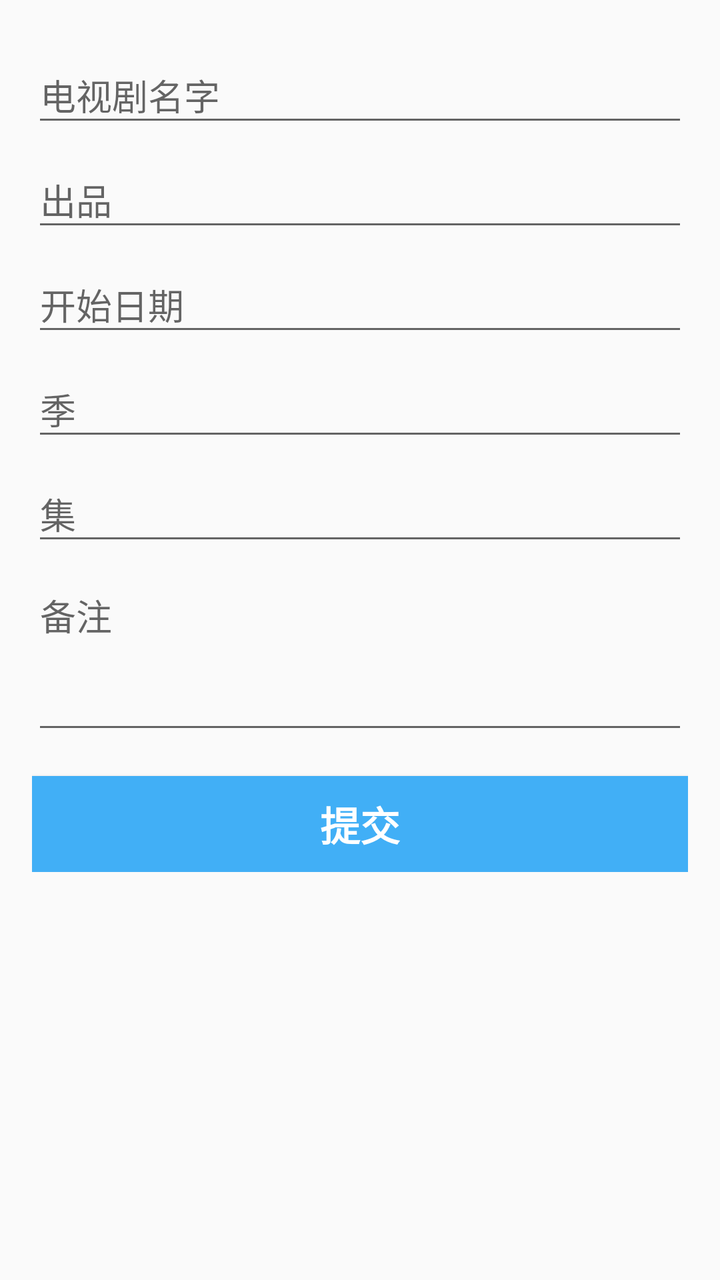
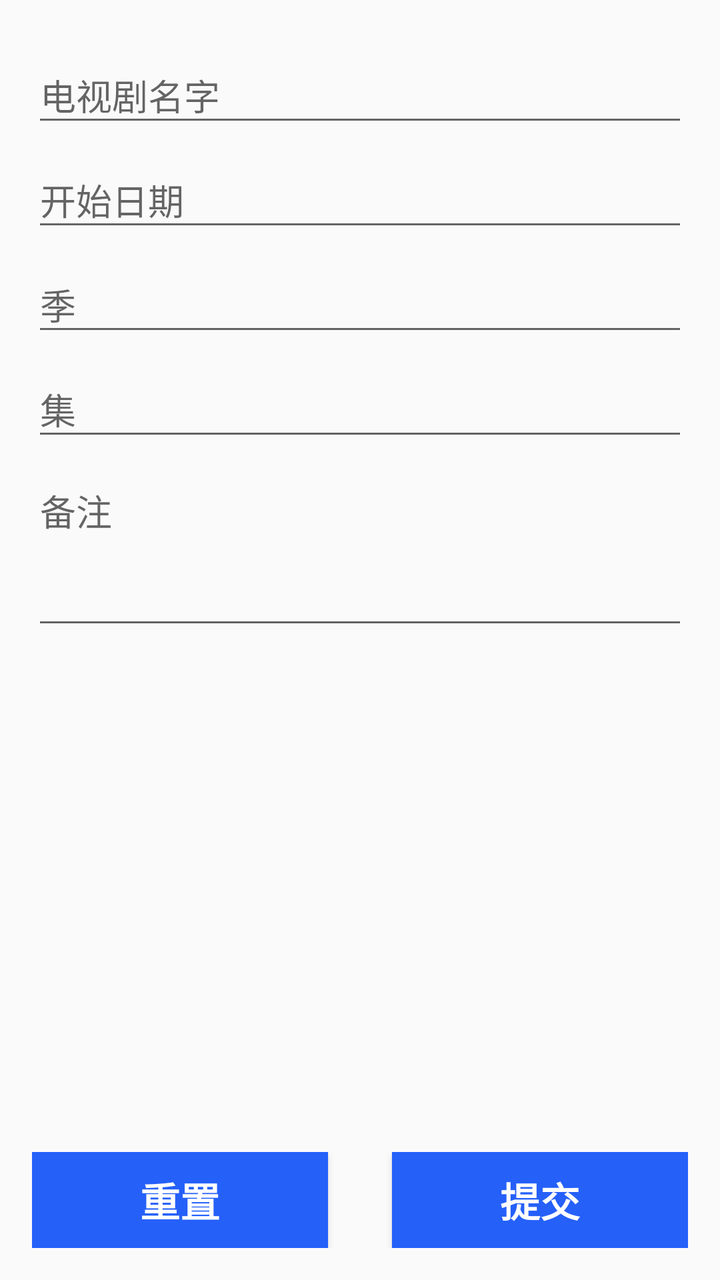

Two renders of the same Android screen: before a commit and after it. Below are the layout's source before the change and the commit's diff.
<!-- AndroidManifest.xml: application theme AppTheme -->
<!-- res/layout/content_show_info.xml -->
<?xml version="1.0" encoding="utf-8"?>
<android.support.constraint.ConstraintLayout
    xmlns:android="http://schemas.android.com/apk/res/android"
    xmlns:app="http://schemas.android.com/apk/res-auto"
    xmlns:tools="http://schemas.android.com/tools"
    android:layout_width="match_parent"
    android:layout_height="match_parent"
    android:paddingBottom="@dimen/activity_vertical_margin"
    android:paddingLeft="@dimen/activity_horizontal_margin"
    android:paddingRight="@dimen/activity_horizontal_margin"
    android:paddingTop="@dimen/activity_vertical_margin"
    app:layout_behavior="@string/appbar_scrolling_view_behavior"
    tools:context="cn.sixlab.app.mineapps.activity.ShowInfoActivity"
    tools:showIn="@layout/activity_show_info">

    <ScrollView
        android:layout_width="match_parent"
        android:layout_height="match_parent">
        <LinearLayout
            android:layout_width="match_parent"
            android:layout_height="wrap_content"
            android:orientation="vertical">

            <android.support.design.widget.TextInputLayout
                android:layout_width="match_parent"
                android:layout_height="wrap_content">

                <EditText
                    android:id="@+id/text_show_name"
                    android:layout_width="match_parent"
                    android:layout_height="wrap_content"
                    android:hint="@string/prompt_show_name"
                    android:inputType="text"
                    android:maxLines="1"
                    android:singleLine="true"/>
            </android.support.design.widget.TextInputLayout>

            <android.support.design.widget.TextInputLayout
                android:layout_width="match_parent"
                android:layout_height="wrap_content">
                <EditText
                    android:id="@+id/text_tv"
                    android:layout_width="match_parent"
                    android:layout_height="wrap_content"
                    android:hint="@string/prompt_tv"
                    android:inputType="number"
                    android:maxLines="1"
                    android:singleLine="true"/>
            </android.support.design.widget.TextInputLayout>

            <android.support.design.widget.TextInputLayout
                android:layout_width="match_parent"
                android:layout_height="wrap_content">
                <EditText
                    android:id="@+id/text_begin_date"
                    android:layout_width="match_parent"
                    android:layout_height="wrap_content"
                    android:hint="@string/prompt_begin_date"
                    android:inputType="date"
                    android:maxLines="1"
                    android:singleLine="true"/>
            </android.support.design.widget.TextInputLayout>

            <android.support.design.widget.TextInputLayout
                android:layout_width="match_parent"
                android:layout_height="wrap_content">
                <EditText
                    android:id="@+id/text_show_season"
                    android:layout_width="match_parent"
                    android:layout_height="wrap_content"
                    android:hint="@string/prompt_show_season"
                    android:inputType="number"
                    android:maxLines="1"
                    android:singleLine="true"/>
            </android.support.design.widget.TextInputLayout>

            <android.support.design.widget.TextInputLayout
                android:layout_width="match_parent"
                android:layout_height="wrap_content">
                <EditText
                    android:id="@+id/text_show_episode"
                    android:layout_width="match_parent"
                    android:layout_height="wrap_content"
                    android:hint="@string/prompt_show_episode"
                    android:inputType="number"
                    android:maxLines="1"
                    android:singleLine="true"/>
            </android.support.design.widget.TextInputLayout>

            <android.support.design.widget.TextInputLayout
                android:layout_width="match_parent"
                android:layout_height="wrap_content">
                <EditText
                    android:id="@+id/text_remark"
                    android:layout_width="match_parent"
                    android:layout_height="wrap_content"
                    android:hint="@string/prompt_remark"
                    android:inputType="textMultiLine"
                    android:minLines="3"
                    android:maxLines="5"
                    android:gravity="left|top"/>
            </android.support.design.widget.TextInputLayout>

            <Button
                android:id="@+id/show_info_submit"
                style="?android:textAppearanceSmall"
                android:layout_width="match_parent"
                android:layout_height="wrap_content"
                android:layout_marginTop="16dp"
                android:background="@color/colorPrimary"
                android:text="@string/action_submit"
                android:textColor="@color/colorWhite"
                android:textSize="20sp"
                android:onClick="submitShow"
                android:textStyle="bold"/>

        </LinearLayout>
    </ScrollView>

</android.support.constraint.ConstraintLayout>
<!-- res/layout/activity_show_info.xml (included above) -->
<?xml version="1.0" encoding="utf-8"?>
<android.support.design.widget.CoordinatorLayout
    xmlns:android="http://schemas.android.com/apk/res/android"
    xmlns:app="http://schemas.android.com/apk/res-auto"
    xmlns:tools="http://schemas.android.com/tools"
    android:layout_width="match_parent"
    android:layout_height="match_parent"
    tools:context="cn.sixlab.app.mineapps.activity.ShowInfoActivity">

    <android.support.design.widget.AppBarLayout
        android:layout_width="match_parent"
        android:layout_height="wrap_content"
        android:theme="@style/AppTheme.AppBarOverlay">

        <android.support.v7.widget.Toolbar
            android:id="@+id/toolbar"
            android:layout_width="match_parent"
            android:layout_height="?attr/actionBarSize"
            android:background="?attr/colorPrimary"
            app:popupTheme="@style/AppTheme.PopupOverlay"/>

    </android.support.design.widget.AppBarLayout>

    <include layout="@layout/content_show_info"/>

    <android.support.design.widget.FloatingActionButton
        android:id="@+id/fab"
        android:layout_width="wrap_content"
        android:layout_height="wrap_content"
        android:layout_gravity="bottom|end"

        android:layout_margin="@dimen/fab_margin"
        app:backgroundTint="@color/colorPrimary"
        app:srcCompat="@drawable/ic_search_black_24dp"/>

</android.support.design.widget.CoordinatorLayout>
<!-- resources referenced by this layout -->
<resources>
  <color name="colorPrimary">#41AFF6</color>
  <color name="colorWhite">#FFFFFF</color>
  <dimen name="activity_horizontal_margin">16dp</dimen>
  <dimen name="activity_vertical_margin">16dp</dimen>
  <dimen name="fab_margin">16dp</dimen>
  <!-- drawable ic_search_black_24dp (drawable) -->
  <vector xmlns:android="http://schemas.android.com/apk/res/android"
          android:width="24dp"
          android:height="24dp"
          android:viewportWidth="24.0"
          android:viewportHeight="24.0">
      <path
          android:fillColor="#FF000000"
          android:pathData="M15.5,14h-0.79l-0.28,-0.27C15.41,12.59 16,11.11 16,9.5 16,5.91 13.09,3 9.5,3S3,5.91 3,9.5 5.91,16 9.5,16c1.61,0 3.09,-0.59 4.23,-1.57l0.27,0.28v0.79l5,4.99L20.49,19l-4.99,-5zM9.5,14C7.01,14 5,11.99 5,9.5S7.01,5 9.5,5 14,7.01 14,9.5 11.99,14 9.5,14z"/>
  </vector>
  <string name="action_submit">提交</string>
  <string name="prompt_begin_date">开始日期</string>
  <string name="prompt_remark">备注</string>
  <string name="prompt_show_episode">集</string>
  <string name="prompt_show_name">电视剧名字</string>
  <string name="prompt_show_season">季</string>
  <string name="prompt_tv">出品</string>
  <style name="AppTheme.AppBarOverlay" parent="ThemeOverlay.AppCompat.Dark.ActionBar" />
  <style name="AppTheme.PopupOverlay" parent="ThemeOverlay.AppCompat.Light" />
  <style name="AppTheme" parent="Theme.AppCompat.Light.DarkActionBar">
          
          <item name="colorPrimary">@color/colorPrimary</item>
          <item name="colorPrimaryDark">@color/colorPrimaryDark</item>
          <item name="colorAccent">@color/colorAccent</item>
      </style>
  <color name="colorPrimaryDark">#68C98A</color>
  <color name="colorAccent">#48b463</color>
</resources>

<!-- the commit's change to res/layout/content_show_info.xml (unified diff, before → after) -->
@@ -1,24 +1,62 @@
 <?xml version="1.0" encoding="utf-8"?>
-<android.support.constraint.ConstraintLayout
-    xmlns:android="http://schemas.android.com/apk/res/android"
+<RelativeLayout xmlns:android="http://schemas.android.com/apk/res/android"
+    xmlns:tools="http://schemas.android.com/tools"
     xmlns:app="http://schemas.android.com/apk/res-auto"
-    xmlns:tools="http://schemas.android.com/tools"
     android:layout_width="match_parent"
     android:layout_height="match_parent"
-    android:paddingBottom="@dimen/activity_vertical_margin"
-    android:paddingLeft="@dimen/activity_horizontal_margin"
-    android:paddingRight="@dimen/activity_horizontal_margin"
-    android:paddingTop="@dimen/activity_vertical_margin"
     app:layout_behavior="@string/appbar_scrolling_view_behavior"
     tools:context="cn.sixlab.app.mineapps.activity.ShowInfoActivity"
     tools:showIn="@layout/activity_show_info">
 
+    <LinearLayout
+        android:id="@+id/panelBottom"
+        android:layout_width="match_parent"
+        android:layout_height="wrap_content"
+        android:layout_alignParentBottom="true"
+        android:padding="@dimen/fab_margin"
+        android:orientation="horizontal">
+
+        <Button
+            android:id="@+id/show_info_clear"
+            style="?android:textAppearanceSmall"
+            android:layout_width="wrap_content"
+            android:layout_height="wrap_content"
+            android:layout_weight="1"
+            android:layout_marginRight="@dimen/fab_margin"
+            android:background="@color/colorPrimary"
+            android:text="@string/action_reset"
+            android:textColor="@color/colorWhite"
+            android:textSize="20sp"
+            android:onClick="initInput"
+            android:textStyle="bold"/>
+
+        <Button
+            android:id="@+id/show_info_submit"
+            style="?android:textAppearanceSmall"
+            android:layout_width="wrap_content"
+            android:layout_height="wrap_content"
+            android:layout_weight="1"
+            android:layout_marginLeft="@dimen/fab_margin"
+            android:background="@color/colorPrimary"
+            android:text="@string/action_submit"
+            android:textColor="@color/colorWhite"
+            android:textSize="20sp"
+            android:onClick="submitShow"
+            android:textStyle="bold"/>
+    </LinearLayout>
+
     <ScrollView
         android:layout_width="match_parent"
-        android:layout_height="match_parent">
+        android:layout_height="match_parent"
+        android:layout_alignParentTop="true"
+        android:layout_above="@id/panelBottom">
         <LinearLayout
             android:layout_width="match_parent"
             android:layout_height="wrap_content"
+            android:paddingBottom="@dimen/activity_vertical_margin"
+            android:paddingLeft="@dimen/activity_horizontal_margin"
+            android:paddingRight="@dimen/activity_horizontal_margin"
+            android:paddingTop="@dimen/activity_vertical_margin"
             android:orientation="vertical">
 
             <android.support.design.widget.TextInputLayout
@@ -31,19 +69,6 @@
                     android:layout_height="wrap_content"
                     android:hint="@string/prompt_show_name"
                     android:inputType="text"
-                    android:maxLines="1"
-                    android:singleLine="true"/>
-            </android.support.design.widget.TextInputLayout>
-
-            <android.support.design.widget.TextInputLayout
-                android:layout_width="match_parent"
-                android:layout_height="wrap_content">
-                <EditText
-                    android:id="@+id/text_tv"
-                    android:layout_width="match_parent"
-                    android:layout_height="wrap_content"
-                    android:hint="@string/prompt_tv"
-                    android:inputType="number"
                     android:maxLines="1"
                     android:singleLine="true"/>
             </android.support.design.widget.TextInputLayout>
@@ -100,24 +125,10 @@
                     android:maxLines="5"
                     android:gravity="left|top"/>
             </android.support.design.widget.TextInputLayout>
-
-            <Button
-                android:id="@+id/show_info_submit"
-                style="?android:textAppearanceSmall"
-                android:layout_width="match_parent"
-                android:layout_height="wrap_content"
-                android:layout_marginTop="16dp"
-                android:background="@color/colorPrimary"
-                android:text="@string/action_submit"
-                android:textColor="@color/colorWhite"
-                android:textSize="20sp"
-                android:onClick="submitShow"
-                android:textStyle="bold"/>
-
         </LinearLayout>
     </ScrollView>
 
-</android.support.constraint.ConstraintLayout>
+</RelativeLayout>
 <!-- res/layout/activity_show_info.xml (included above) -->
 <?xml version="1.0" encoding="utf-8"?>
 <android.support.design.widget.CoordinatorLayout
<!-- resource entries referenced after the edit -->
@@ -1,6 +1,6 @@
 <!-- resources referenced by this layout -->
 <resources>
-  <color name="colorPrimary">#41AFF6</color>
+  <color name="colorPrimary">#2560f9</color>
   <color name="colorWhite">#FFFFFF</color>
   <dimen name="activity_horizontal_margin">16dp</dimen>
   <dimen name="activity_vertical_margin">16dp</dimen>
@@ -15,13 +15,13 @@
           android:fillColor="#FF000000"
           android:pathData="M15.5,14h-0.79l-0.28,-0.27C15.41,12.59 16,11.11 16,9.5 16,5.91 13.09,3 9.5,3S3,5.91 3,9.5 5.91,16 9.5,16c1.61,0 3.09,-0.59 4.23,-1.57l0.27,0.28v0.79l5,4.99L20.49,19l-4.99,-5zM9.5,14C7.01,14 5,11.99 5,9.5S7.01,5 9.5,5 14,7.01 14,9.5 11.99,14 9.5,14z"/>
   </vector>
+  <string name="action_reset">重置</string>
   <string name="action_submit">提交</string>
   <string name="prompt_begin_date">开始日期</string>
   <string name="prompt_remark">备注</string>
   <string name="prompt_show_episode">集</string>
   <string name="prompt_show_name">电视剧名字</string>
   <string name="prompt_show_season">季</string>
-  <string name="prompt_tv">出品</string>
   <style name="AppTheme.AppBarOverlay" parent="ThemeOverlay.AppCompat.Dark.ActionBar" />
   <style name="AppTheme.PopupOverlay" parent="ThemeOverlay.AppCompat.Light" />
   <style name="AppTheme" parent="Theme.AppCompat.Light.DarkActionBar">
@@ -30,7 +30,7 @@
           <item name="colorPrimaryDark">@color/colorPrimaryDark</item>
           <item name="colorAccent">@color/colorAccent</item>
       </style>
-  <color name="colorPrimaryDark">#68C98A</color>
+  <color name="colorPrimaryDark">#4780FF</color>
   <color name="colorAccent">#48b463</color>
 </resources>
 
